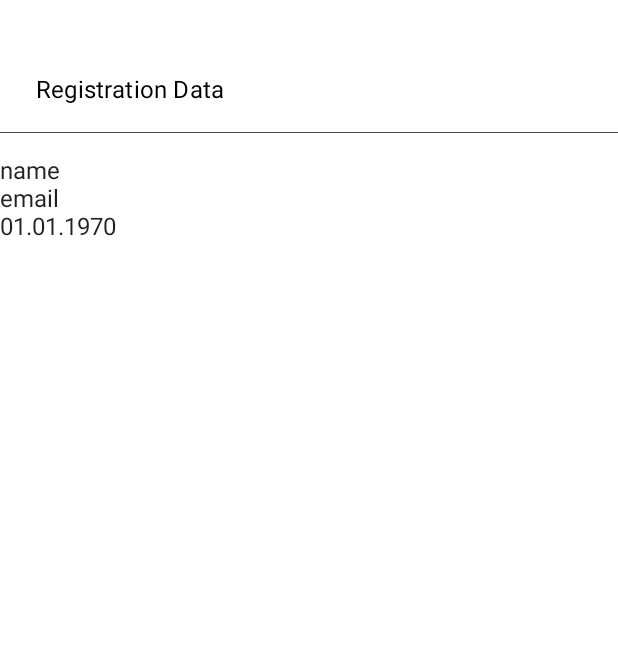
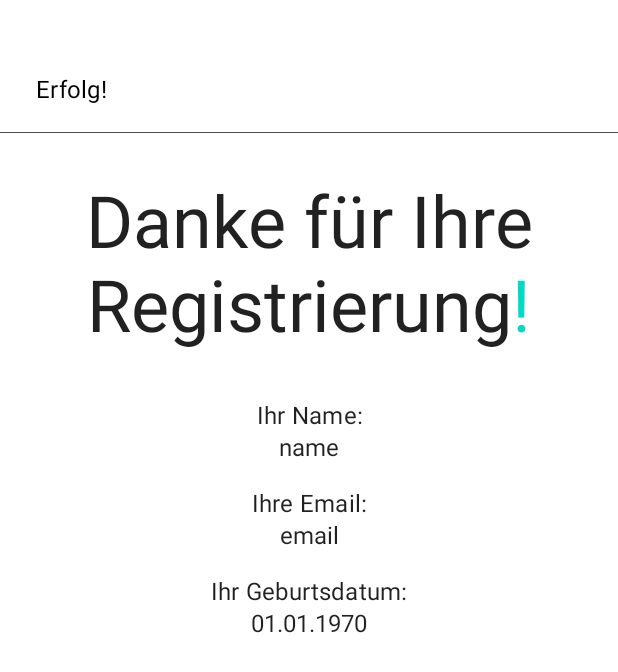
Before and after one commit to Vancore/Registration_Example, an Android app built with Jetpack Compose: the SuccessScreen screen opened through its navigation route, on a phone screen of 412 x 824 dp. Shown: the top 672 px of the screen. Run offline under Robolectric (Android 15) with nearby library versions, the light colour scheme and no system bars; our stand-ins replace Dagger/Hilt's generated code, accompanist; 1 statement that could not run was skipped.

Commit message:
Gradle update, SuccessScreen update

```diff
--- a/app/src/main/AndroidManifest.xml
+++ b/app/src/main/AndroidManifest.xml
@@ -14,6 +14,7 @@
             android:name=".RegistrationActivity"
             android:exported="true"
             android:label="@string/app_name"
+            android:windowSoftInputMode="adjustResize"
             android:theme="@style/Theme.RegistrationZKB.NoActionBar">
             <intent-filter>
                 <action android:name="android.intent.action.MAIN" />
--- a/app/src/main/java/com/example/registrationzkb/AppScreens.kt
+++ b/app/src/main/java/com/example/registrationzkb/AppScreens.kt
@@ -12,6 +12,7 @@ enum class AppScreens {
         fun fromRoute(route: String?): AppScreens =
             when (route?.substringBefore("/")) {
                 RegistrationForm.name -> RegistrationForm
+                Success.name -> Success
                 else -> throw IllegalArgumentException("Route $route is not recognized.")
             }
     }
--- a/app/src/main/java/com/example/registrationzkb/RegistrationActivity.kt
+++ b/app/src/main/java/com/example/registrationzkb/RegistrationActivity.kt
@@ -14,12 +14,14 @@ import androidx.hilt.navigation.compose.hiltViewModel
 import androidx.navigation.NavHostController
 import androidx.navigation.compose.NavHost
 import androidx.navigation.compose.composable
+import androidx.navigation.compose.currentBackStackEntryAsState
 import androidx.navigation.compose.rememberNavController
 import com.example.registrationzkb.screens.registration.RegistrationScreen
 import com.example.registrationzkb.screens.registration.RegistrationViewModel
 import com.example.registrationzkb.screens.success.SuccessScreen
 import com.example.registrationzkb.screens.success.SuccessViewModel
 import com.example.registrationzkb.ui.theme.RegistrationZKBTheme
+import com.google.accompanist.insets.ProvideWindowInsets
 import com.google.accompanist.systemuicontroller.rememberSystemUiController
 import dagger.hilt.android.AndroidEntryPoint
 
@@ -29,9 +31,7 @@ class RegistrationActivity : ComponentActivity() {
         super.onCreate(savedInstanceState)
         WindowCompat.setDecorFitsSystemWindows(window, false)
         setContent {
-            Surface(color = MaterialTheme.colors.background) {
             RegistrationApp()
-            }
         }
     }
 }
@@ -39,14 +39,18 @@ class RegistrationActivity : ComponentActivity() {
 @Composable
 fun RegistrationApp() {
     RegistrationZKBTheme {
+        ProvideWindowInsets {
             val systemUiController = rememberSystemUiController()
             SideEffect {
                 systemUiController.setSystemBarsColor(Color.Transparent, darkIcons = false)
             }
 
             val navController = rememberNavController()
+            val backStackEntry = navController.currentBackStackEntryAsState()
+            //val currentScreen = AppScreens.fromRoute(backStackEntry.value?.destination?.route)
 
             RegistrationNavHost(navHostController = navController)
+        }
     }
 }
 
@@ -61,7 +65,6 @@ fun RegistrationNavHost(navHostController: NavHostController) {
             val registrationViewModel = hiltViewModel<RegistrationViewModel>()
             RegistrationScreen(
                 registrationViewModel = registrationViewModel,
-                navHostController = navHostController,
                 validationSuccess = {
                     navHostController.navigate(route = AppScreens.Success.name)
                 }
@@ -72,5 +75,6 @@ fun RegistrationNavHost(navHostController: NavHostController) {
             val successViewModel = hiltViewModel<SuccessViewModel>()
             SuccessScreen(successViewModel = successViewModel)
         }
+
     }
 }
--- a/app/src/main/java/com/example/registrationzkb/screens/registration/RegistrationScreen.kt
+++ b/app/src/main/java/com/example/registrationzkb/screens/registration/RegistrationScreen.kt
@@ -23,12 +23,11 @@ import androidx.compose.ui.text.input.KeyboardType
 import androidx.compose.ui.tooling.preview.Preview
 import androidx.compose.ui.unit.dp
 import androidx.compose.ui.window.Dialog
-import androidx.navigation.NavHostController
-import com.example.registrationzkb.AppScreens
 import com.example.registrationzkb.data.RegistrationInput
 import com.example.registrationzkb.screens.shared.DefaultTopBar
 import com.example.registrationzkb.screens.shared.ZKBCalendarView
 import com.example.registrationzkb.ui.theme.RegistrationZKBTheme
+import com.example.registrationzkb.utils.Utils
 import com.example.registrationzkb.utils.Utils.Companion.convertDateToString
 import com.example.registrationzkb.utils.Utils.Companion.specificDateToCalendar
 import com.google.accompanist.insets.ProvideWindowInsets
@@ -37,7 +36,6 @@ import java.util.*
 @Composable
 fun RegistrationScreen(
     registrationViewModel: RegistrationViewModel,
-    navHostController: NavHostController,
     validationSuccess: () -> Unit
 ) {
 
@@ -57,7 +55,7 @@ fun RegistrationScreen(
     }
 
     ProvideWindowInsets(windowInsetsAnimationsEnabled = true) {
-        Scaffold(topBar = { DefaultTopBar(title = "Registration") }) {
+        Scaffold(topBar = { DefaultTopBar(title = "Registrierung") }) {
             RegistrationScreenContent(
                 errorInName = !validationState.nameInputValid,
                 errorInEmail = !validationState.emailInputValid,
@@ -79,7 +77,7 @@ fun RegistrationScreenContent(
     val (currentEmailInput, emailChange) = remember { mutableStateOf("") }
     val (currentBirthdayInput, birthdayChange) = remember { mutableStateOf("") }
 
-    var selectedDate by remember { mutableStateOf(Date()) }
+    var selectedDate by remember { mutableStateOf(Utils.maximumCalendarTime()) }
     var showCalendar by remember { mutableStateOf(false) }
     var showErrors by remember { mutableStateOf(false) }
 
@@ -93,12 +91,12 @@ fun RegistrationScreenContent(
         TextField(
             value = currentNameInput,
             onValueChange = nameChange,
-            label = { Text("Your Name") },
+            label = { Text("Ihr Name") },
             keyboardOptions = KeyboardOptions.Default.copy(imeAction = ImeAction.Next)
         )
         if (showErrors && errorInName) {
             Text(
-                text = "The Name input must not be empty",
+                text = "Das Namensfeld darf nicht leer sein",
                 color = MaterialTheme.colors.error,
                 modifier = Modifier.padding(vertical = 8.dp, horizontal = 24.dp)
             )
@@ -120,7 +118,7 @@ fun RegistrationScreenContent(
         )
         if (showErrors && errorInEmail) {
             Text(
-                text = "Please provide a valid Email Address",
+                text = "Bitte geben Sie eine valide Email an",
                 color = MaterialTheme.colors.error,
                 modifier = Modifier.padding(vertical = 8.dp, horizontal = 24.dp)
             )
@@ -132,7 +130,7 @@ fun RegistrationScreenContent(
             TextField(
                 value = currentBirthdayInput,
                 onValueChange = birthdayChange,
-                label = { Text("Birthday") },
+                label = { Text("Geburtstag") },
                 keyboardOptions = KeyboardOptions.Default.copy(
                     keyboardType = KeyboardType.Number,
                     imeAction = ImeAction.Go
@@ -158,7 +156,7 @@ fun RegistrationScreenContent(
         }
         if (showErrors && errorInDate) {
             Text(
-                text = "Please provide a valid Date for your birthday",
+                text = "Bite geben sie einen gültigen Geburtstag an",
                 color = MaterialTheme.colors.error,
                 modifier = Modifier.padding(vertical = 8.dp, horizontal = 24.dp)
             )
@@ -172,7 +170,9 @@ fun RegistrationScreenContent(
                         .border(BorderStroke(0.dp, Color.Transparent), RoundedCornerShape(8.dp)),
                     contentAlignment = Alignment.Center
                 ) {
-                    ZKBCalendarView(datePicked = { year, month, day ->
+                    ZKBCalendarView(
+                        lastPickedDate = selectedDate,
+                        datePicked = { year, month, day ->
                         val date = specificDateToCalendar(year, month, day)
                         birthdayChange(convertDateToString(date.time))
                         selectedDate = date
@@ -194,7 +194,7 @@ fun RegistrationScreenContent(
             )
             showErrors = true
         }) {
-            Text(text = "Register")
+            Text(text = "Registrieren")
         }
     }
 }
@@ -212,7 +212,7 @@ fun RegistrationScreenContent(
 @Composable
 fun RegistrationScreenPreview() {
     RegistrationZKBTheme {
-        Scaffold(topBar = { DefaultTopBar(title = "Registration") }) {
+        Scaffold(topBar = { DefaultTopBar(title = "Registrierung") }) {
             RegistrationScreenContent(
                 errorInName = false,
                 errorInEmail = true,
--- a/app/src/main/java/com/example/registrationzkb/screens/success/SuccessScreen.kt
+++ b/app/src/main/java/com/example/registrationzkb/screens/success/SuccessScreen.kt
@@ -2,14 +2,24 @@ package com.example.registrationzkb.screens.success
 
 import android.content.res.Configuration
 import androidx.compose.foundation.layout.Column
+import androidx.compose.foundation.layout.Spacer
+import androidx.compose.foundation.layout.fillMaxWidth
+import androidx.compose.foundation.layout.padding
+import androidx.compose.material.MaterialTheme
 import androidx.compose.material.Scaffold
 import androidx.compose.material.Text
-import androidx.compose.material.TextField
 import androidx.compose.runtime.Composable
 import androidx.compose.runtime.collectAsState
 import androidx.compose.runtime.getValue
 import androidx.compose.runtime.remember
+import androidx.compose.ui.Alignment
+import androidx.compose.ui.Modifier
+import androidx.compose.ui.text.AnnotatedString
+import androidx.compose.ui.text.SpanStyle
+import androidx.compose.ui.text.buildAnnotatedString
+import androidx.compose.ui.text.style.TextAlign
 import androidx.compose.ui.tooling.preview.Preview
+import androidx.compose.ui.unit.dp
 import com.example.registrationzkb.screens.shared.DefaultTopBar
 import com.example.registrationzkb.ui.theme.RegistrationZKBTheme
 import com.example.registrationzkb.utils.Utils
@@ -23,7 +33,7 @@ fun SuccessScreen(
     val loadInputState by remember { successViewModel.registrationInput }.collectAsState()
 
     ProvideWindowInsets(windowInsetsAnimationsEnabled = true) {
-        Scaffold(topBar = { DefaultTopBar(title = "Registration Data") }) {
+        Scaffold(topBar = { DefaultTopBar(title = "Erfolg!") }) {
             val registrationInput = loadInputState.input
             SuccessScreenContent(
                 name = registrationInput.name,
@@ -40,10 +50,22 @@ fun SuccessScreenContent(
     email: String,
     birthday: String
 ) {
-    Column {
-        Text(name)
-        Text(email)
-        Text(birthday)
+    Column(modifier = Modifier.fillMaxWidth(), horizontalAlignment = Alignment.CenterHorizontally) {
+        Spacer(modifier = Modifier.padding(8.dp))
+        val styledTitle = buildAnnotatedString {
+            append("Danke für Ihre Registrierung")
+            append(AnnotatedString(text = "!", spanStyle = SpanStyle(MaterialTheme.colors.secondary)))
+        }
+        Text(text = styledTitle, style = MaterialTheme.typography.h3, textAlign = TextAlign.Center)
+        Spacer(modifier = Modifier.padding(16.dp))
+        Text(text = "Ihr Name:", style = MaterialTheme.typography.subtitle1, textAlign = TextAlign.Center)
+        Text(text = name, style = MaterialTheme.typography.body1, textAlign = TextAlign.Center)
+        Spacer(modifier = Modifier.padding(8.dp))
+        Text(text = "Ihre Email:", style = MaterialTheme.typography.subtitle1, textAlign = TextAlign.Center)
+        Text(text = email, style = MaterialTheme.typography.body1, textAlign = TextAlign.Center)
+        Spacer(modifier = Modifier.padding(8.dp))
+        Text(text = "Ihr Geburtsdatum:", style = MaterialTheme.typography.subtitle1, textAlign = TextAlign.Center)
+        Text(text = birthday, style = MaterialTheme.typography.body1, textAlign = TextAlign.Center)
     }
 }
 
@@ -60,10 +82,12 @@ fun SuccessScreenContent(
 @Composable
 fun SuccessScreenPreview() {
     RegistrationZKBTheme {
-        SuccessScreenContent(
-            name = "Name Preview",
-            email = "Email Preview",
-            birthday = "Birthday Preview"
-        )
+        Scaffold(topBar = { DefaultTopBar(title = "Registration Data") }) {
+            SuccessScreenContent(
+                name = "Name Preview",
+                email = "Email Preview",
+                birthday = "Birthday Preview"
+            )
+        }
     }
 }
--- a/build.gradle.kts
+++ b/build.gradle.kts
@@ -8,6 +8,5 @@ buildscript {
         classpath("com.android.tools.build:gradle:7.0.4")
         classpath("org.jetbrains.kotlin:kotlin-gradle-plugin:1.5.21")
         classpath(Dependencies.hilt)
-        classpath("com.google.protobuf:protobuf-gradle-plugin:0.8.18")
     }
 }
--- a/buildSrc/src/main/kotlin/Dependencies.kt
+++ b/buildSrc/src/main/kotlin/Dependencies.kt
@@ -65,4 +65,10 @@ object Dependencies {
     const val hiltCompiler = "com.google.dagger:hilt-compiler:$hiltVersion"
     const val hilt = "com.google.dagger:hilt-android-gradle-plugin:$hiltVersion"
 
+    /// Coroutines
+    const val coroutinesAndroidVersion = "1.5.2"
+    const val coroutinesPlayServicesVersion = "1.1.1"
+
+    const val coroutinesAndroid = "org.jetbrains.kotlinx:kotlinx-coroutines-android:$coroutinesAndroidVersion"
+    const val coroutinesPlayServices = "org.jetbrains.kotlinx:kotlinx-coroutines-play-services:$coroutinesPlayServicesVersion"
 }
```
Also changed, not shown: app/build.gradle.kts (+3 -5 lines), app/src/main/java/com/example/registrationzkb/screens/shared/SharedComponents.kt (+12 -6 lines), app/src/main/java/com/example/registrationzkb/utils/Utils.kt (+5 -5 lines). Lines whose indentation alone changed are shown as unchanged.
